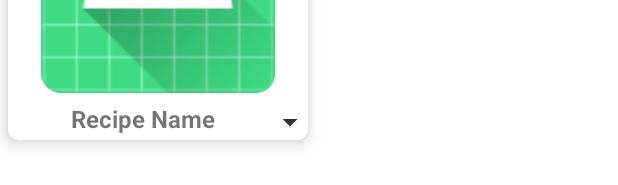
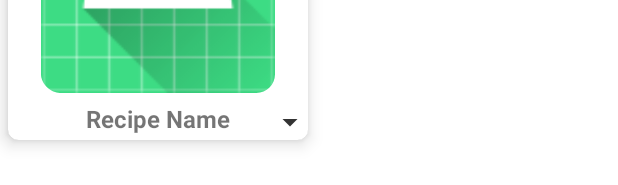
Before and after one commit to allen233333/chef_0.1.1, an Android app: the layout list_item_recipe.xml on its own in the app's theme, with its tools: preview values and no code run, on a phone screen of 412 x 824 dp. Shown: the part 149-334 px from the top of the screen. Run offline under Robolectric (Android 15) with nearby library versions, the phone set to English and light mode, and no system bars.

```diff
--- a/app/src/main/java/com/example/chef_011/Utils.java
+++ b/app/src/main/java/com/example/chef_011/Utils.java
@@ -31,7 +31,7 @@ public class Utils {
 
         allrecipes.add(new Recipe(1,"Apple Pie", "Flour, Sugar, Salt, Butter, Egg, Lemon, Apple, Cinamon, Nutmeg", "https://i.ytimg.com/vi/RoHWiA6pogg/maxresdefault.jpg"));
         allrecipes.add(new Recipe(2,"Beef Stew", "Beef, Garlic, Salt, Black Pepper, Zucchini, Broth, Carrot, Cabbage, Cilantro, Onion, Corn", "https://www.isabeleats.com/wp-content/uploads/2018/09/caldo-de-res-small-5-500x375.jpg"));
-        allrecipes.add(new Recipe(3,"Clam Chowder", "Clams, , Salt, Black Pepper, Zucchini, Broth, Carrot, Cabbage, Cilantro, Onion, Corn", "https://www.isabeleats.com/wp-content/uploads/2018/09/caldo-de-res-small-5-500x375.jpg"));
+        allrecipes.add(new Recipe(3,"Clam Chowder", "Clams, , Salt, Black Pepper, Potato, Cream, Onion", "https://letsdishrecipes.com/wp-content/uploads/2018/12/Clam-Chowder-feature-480x480.jpg"));
         allrecipes.add(new Recipe(4,"FriedChicken","Crackers, Flour, Potato Flakes, Salt, Black pepper, Chicken breast, Egg","https://cdn.cnn.com/cnnnext/dam/assets/190123071624-fried-chicken-stock-super-tease.jpg"));
         allrecipes.add(new Recipe(5,"FriedRice", "Rice, Carrot, Onion, Beans, Corn", "https://journeyto8.files.wordpress.com/2011/03/chicken-fried-rice.jpg"));
         allrecipes.add(new Recipe(6,"Gyro", "Pita Bread, Greek Yogurt, Lamb, Feta, Onion, Pepper, Dill", "https://www.greekboston.com/wp-content/uploads/2018/07/Traditional-Gyro.jpg"));
--- a/app/src/main/res/layout/list_item_recipe.xml
+++ b/app/src/main/res/layout/list_item_recipe.xml
@@ -32,11 +32,8 @@
                 android:layout_width="wrap_content"
                 android:layout_height="wrap_content"
                 android:layout_below="@+id/imgRecipe"
-                android:layout_alignParentStart="true"
-                android:layout_marginStart="42dp"
+                android:layout_centerInParent="true"
                 android:layout_marginTop="6dp"
-                android:layout_marginEnd="38dp"
-                android:layout_toStartOf="@+id/btnDownArrow"
                 android:text="Recipe Name"
                 android:textSize="16sp"
                 android:textStyle="bold" />
```
Also changed, not shown: app/src/main/res/layout/activity_all_recipe.xml (+7 -4 lines).
